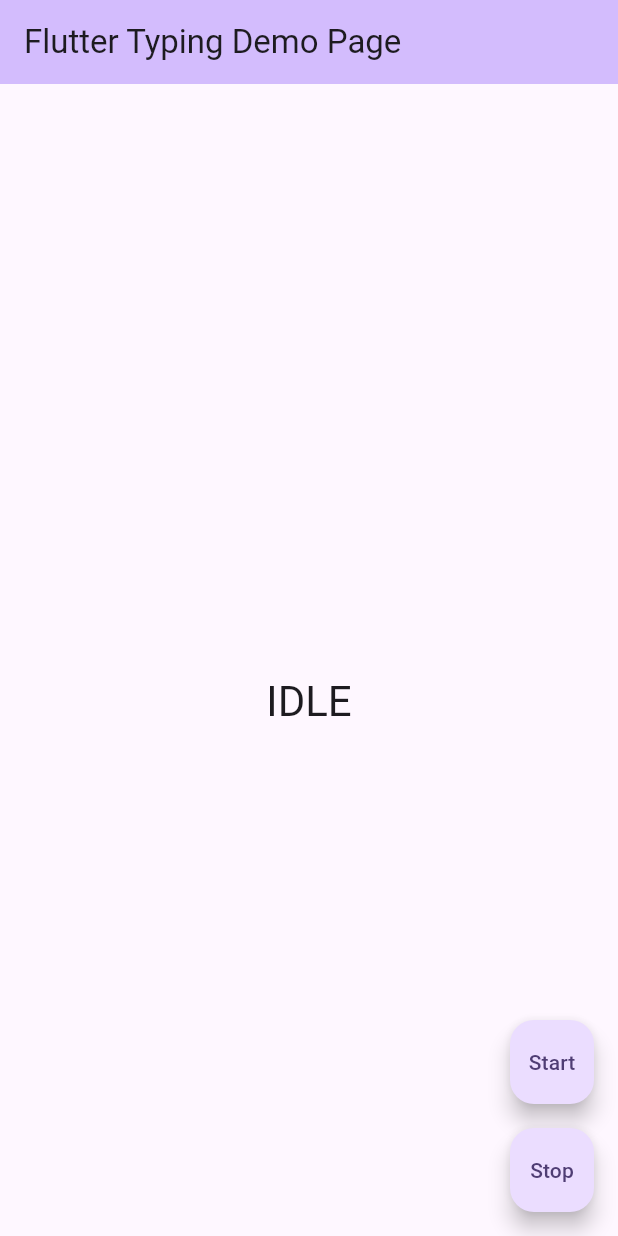
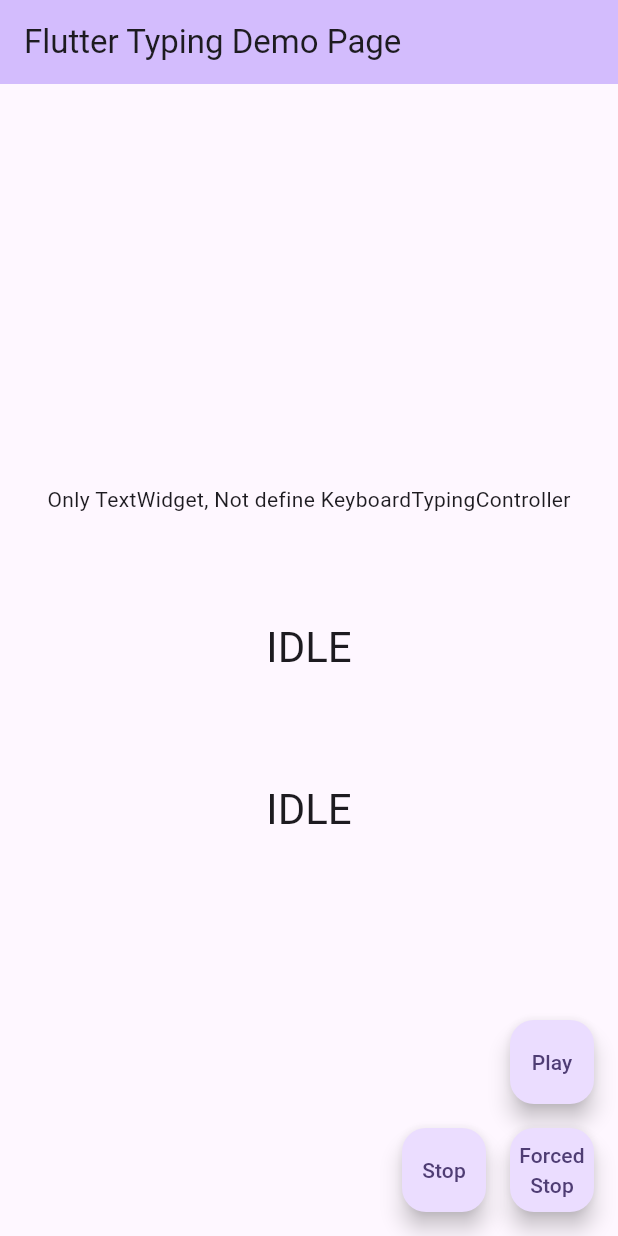
Before and after one commit to Lagerstroemia-Indica/keyboard_typing, a Flutter app: the screen it shows after launch, on a phone screen of 412 x 824 dp. Run offline on Flutter 3.47's test engine with Material 3 defaults, Android fonts, the phone set to English and light mode, and no system bars; missing offline and left inert: flutter_logcat.

Commit message:
Add repeat function

```diff
--- a/example/lib/main.dart
+++ b/example/lib/main.dart
@@ -33,17 +33,27 @@ class MyHomePage extends StatefulWidget {
 
 class _MyHomePageState extends State<MyHomePage> {
   final KeyboardTypingController controller = KeyboardTypingController();
+  final KeyboardTypingController controllerRepeat = KeyboardTypingController();
   late String state;
+  late String stateRepeat;
 
   @override
   void initState() {
     super.initState();
     state = controller.state.name.toUpperCase();
+    stateRepeat = controllerRepeat.state.name.toUpperCase();
 
     controller.addStateEventListener((state) {
       Log.i("StateEventListener.. state:$state");
       setState(() {
         this.state = state.name.toUpperCase();
+      });
+    },);
+
+    controllerRepeat.addStateEventListener((state) {
+      Log.x("StateEventListener.. stateRepeat:$state");
+      setState(() {
+        stateRepeat = state.name.toUpperCase();
       });
     },);
   }
@@ -60,9 +70,13 @@ class _MyHomePageState extends State<MyHomePage> {
           mainAxisAlignment: MainAxisAlignment.center,
           children: <Widget>[
             KeyboardTyping(
+              text: Text("Only TextWidget, Not define KeyboardTypingController :)"),
+            ),
+            const SizedBox(height: 18.0,),
+            KeyboardTyping(
               text: Text(
-                  'You have pushed the Start button and Typing action! '
-                  'also pushed the Stop button and stop Typing action!',
+                  'You have pressed the Start Button and Typing action! '
+                  'also pressed the Stop Button and stop Typing action!',
                 style: TextStyle(
                   color: Colors.green[900],
                   fontSize: 24.0
@@ -71,34 +85,70 @@ class _MyHomePageState extends State<MyHomePage> {
               controller: controller,
               duration: const Duration(milliseconds: 50),
             ),
-            const SizedBox(height: 21.0,),
+            const SizedBox(height: 18.0,),
             Text(state,
               style: Theme.of(context).textTheme.headlineMedium,
             ),
+            const SizedBox(height: 24.0,),
+            KeyboardTyping(
+              text: Text("You have pressed the Repeat Button and Typing action!",
+                style: TextStyle(
+                  fontSize: 21.0,
+                  color: Colors.blue[900],
+                ),
+              ),
+              controller: controllerRepeat,
+              mode: KeyboardTypingMode.repeat,
+            ),
+            const SizedBox(height: 18.0,),
+            Text(stateRepeat,
+              style: Theme.of(context).textTheme.headlineMedium,
+            )
           ],
         ),
       ),
       floatingActionButton: Column(
         mainAxisAlignment: MainAxisAlignment.end,
+        crossAxisAlignment: CrossAxisAlignment.end,
         children: [
           FloatingActionButton(
             key: null,
             onPressed: () {
               setState(() {
                 controller.play();
+                controllerRepeat.play();
               });
             },
-            child: const Text("Start"),
+            child: const Text("Play"),
           ),
           const SizedBox(height: 16.0,),
-          FloatingActionButton(
-            key: null,
-            onPressed: () {
-              setState(() {
-                controller.stop();
-              });
-            },
-            child: const Text("Stop"),
+          Row(
+            mainAxisAlignment: MainAxisAlignment.end,
+            children: [
+              FloatingActionButton(
+                key: null,
+                onPressed: () {
+                  setState(() {
+                    controller.stop();
+                    controllerRepeat.stop();
+                  });
+                },
+                child: const Text("Stop"),
+              ),
+              const SizedBox(width: 16.0,),
+              FloatingActionButton(
+                key: null,
+                onPressed: () {
+                  setState(() {
+                    controller.stop(cancel: true);
+                    controllerRepeat.stop(cancel: true);
+                  });
+                },
+                child: const Text("Forced\nStop",
+                  textAlign: TextAlign.center,
+                ),
+              )
+            ],
           ),
         ],
       ), // This trailing comma makes auto-formatting nicer for build methods.
--- a/lib/keyboard_typing.dart
+++ b/lib/keyboard_typing.dart
@@ -3,3 +3,4 @@ library keyboard_typing;
 export 'src/typing_widget.dart' show KeyboardTyping;
 export 'src/typing_controller.dart' show KeyboardTypingController;
 export 'src/typing_state.dart' show KeyboardTypingState;
+export 'src/typing_mode.dart' show KeyboardTypingMode;
--- /dev/null
+++ b/lib/src/typing_const.dart
@@ -0,0 +1,7 @@
+/// TypingStateControl Key
+class TypingConstant {
+  TypingConstant._();
+
+  static const String controlState = "controlState";
+  static const String stopForced = "stopForced";
+}
--- a/lib/src/typing_controller.dart
+++ b/lib/src/typing_controller.dart
@@ -2,10 +2,11 @@ import '/src/typing_control_state.dart';
 import '/src/typing_protocol.dart';
 import '/src/typing_state.dart';
 import '/src/typing_widget.dart';
+import '/src/typing_const.dart';
 
 class KeyboardTypingController extends TypingProtocol {
   TypingStateProvider? _state;
-  late final Function({required TypingControlState state})
+  late final Function({required Map<String, dynamic> bundle})
       _typingControlEventListener;
   Function(KeyboardTypingState state)? _typingStateEventListener;
 
@@ -15,13 +16,14 @@ class KeyboardTypingController extends TypingProtocol {
   ///
   /// Do not use this.
   void setTypingEventListener(TypingStateProvider state,
-      Function({required TypingControlState state}) eventFunction) {
+      Function({required Map<String, dynamic> bundle}) eventFunction) {
     _state = state..addEventListener(_typingStateEventListener);
     _typingControlEventListener = eventFunction;
   }
 
   /// Start Typing Animation. (like keyboard).
   ///
+  /// Resume is when [KeyboardTypingState.pause].
   @override
   void play() {
     assert(_state != null,
@@ -29,18 +31,30 @@ class KeyboardTypingController extends TypingProtocol {
 
     if (_state != null) {
       _typingControlEventListener(
-        state: TypingControlState.play,
+        bundle: {TypingConstant.controlState: TypingControlState.play},
       );
     }
   }
 
+  /// [stop] function can stop typing action.
+  ///
+  /// [cancel] parameter is default 'false'.
+  /// If you define 'true', It will be forced stop.
+  ///
+  /// and use [play] function clear sentence in Text Widget.
+  ///
+  /// If keyboardtyping state is [KeyboardTypingState.pause] so will can not apply forced stop.
+  ///
   @override
-  void stop() {
+  void stop({bool cancel = false}) {
     assert(_state != null,
         "Put [TypingController] into [Typing] Widget's 'controller' parameter");
 
     if (_state != null) {
-      _typingControlEventListener(state: TypingControlState.stop);
+      _typingControlEventListener(bundle: {
+        TypingConstant.controlState: TypingControlState.stop,
+        TypingConstant.stopForced: cancel
+      });
     }
   }
 
--- /dev/null
+++ b/lib/src/typing_mode.dart
@@ -0,0 +1,7 @@
+enum KeyboardTypingMode {
+  /// One cycle
+  normal,
+
+  /// This is typing to begin position when KeyboardTypingState be COMPLETE.
+  repeat,
+}
--- a/lib/src/typing_protocol.dart
+++ b/lib/src/typing_protocol.dart
@@ -3,7 +3,7 @@ import '/src/typing_state.dart';
 abstract class TypingProtocol {
   // void play({bool begin, bool repeat});  next version
   void play();
-  void stop();
+  void stop({bool cancel});
   void addStateEventListener(Function(KeyboardTypingState state) eventListener);
   void removeStateEventListener(
       Function(KeyboardTypingState state) eventListener);
--- a/lib/src/typing_widget.dart
+++ b/lib/src/typing_widget.dart
@@ -2,6 +2,8 @@ import 'dart:async';
 import 'dart:collection';
 
 import 'package:flutter/material.dart';
+import 'package:keyboard_typing/src/typing_const.dart';
+import '/src/typing_mode.dart';
 import '/src/typing_control_state.dart';
 import '/src/typing_controller.dart';
 import '/src/typing_state.dart';
@@ -11,11 +13,22 @@ class KeyboardTyping extends StatefulWidget {
     super.key,
     required this.text,
     this.controller,
+    this.mode = KeyboardTypingMode.normal,
     this.duration,
   });
 
   final Text text;
   final KeyboardTypingController? controller;
+
+  /// KeyboardTypingMode default value [KeyboardTypingMode.normal]
+  ///
+  /// One shot played.
+  ///
+  /// -
+  ///
+  /// [KeyboardTypingMode.repeat] is re-write begin it.
+  ///
+  final KeyboardTypingMode mode;
   final Duration? duration;
 
   @override
@@ -101,14 +114,20 @@ class _TypingWidgetState extends State<KeyboardTyping>
       // typingEventListener(state: TypingControlState.stop);
       timer.cancel();
       messageTimer = null;
+
+      if (widget.mode == KeyboardTypingMode.repeat) {
+        typingEventListener(
+            bundle: {TypingConstant.controlState: TypingControlState.play});
+      }
     }
   }
 
   /// Receive [KeyboardTypingState] value from [TypingController]
   void typingEventListener({
-    required TypingControlState state,
+    required Map<String, dynamic> bundle,
   }) {
     // debugPrint("typingEventListener.. state:$state");
+    TypingControlState state = bundle[TypingConstant.controlState];
 
     switch (state) {
       case TypingControlState.play:
@@ -128,6 +147,11 @@ class _TypingWidgetState extends State<KeyboardTyping>
           messageTimer?.cancel();
           messageTimer = null;
 
+          bool isForceStop = bundle[TypingConstant.stopForced] ?? false;
+
+          if (isForceStop) {
+            messageQueue.clear();
+          }
           provider.state = messageQueue.isNotEmpty
               ? KeyboardTypingState.pause
               : KeyboardTypingState.stop;
--- a/pubspec.yaml
+++ b/pubspec.yaml
@@ -1,6 +1,6 @@
 name: keyboard_typing
 description: "Creates an animation effect where the text appears as if it's being typed on a keyboard."
-version: 0.0.2
+version: 0.0.3
 repository: https://github.com/b3lon9/keyboard_typing
 
 environment:
```
Also changed, not shown: 1 other file.
